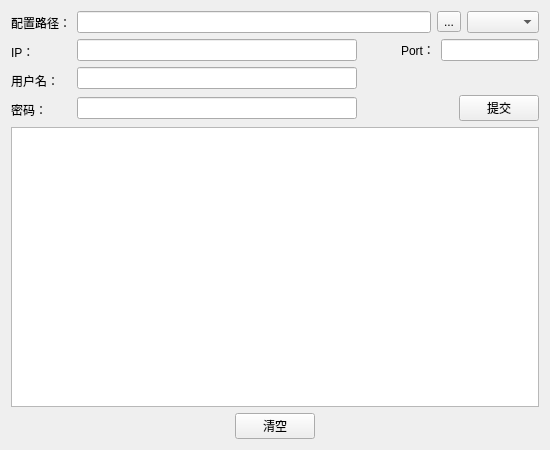
Above: ui/main.ui from taknife/CommandInjector before the change. Below: the same form after it.
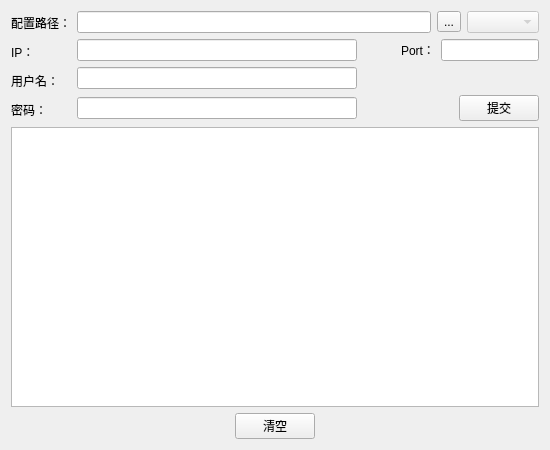
That is the form after the change.

Commit message: 优化UI

The edit to the form file:
```diff
--- a/ui/main.ui
+++ b/ui/main.ui
@@ -69,7 +69,11 @@
           </widget>
          </item>
          <item>
-          <widget class="QComboBox" name="module_select"/>
+          <widget class="QComboBox" name="module_select">
+           <property name="enabled">
+            <bool>false</bool>
+           </property>
+          </widget>
          </item>
         </layout>
        </item>
```
